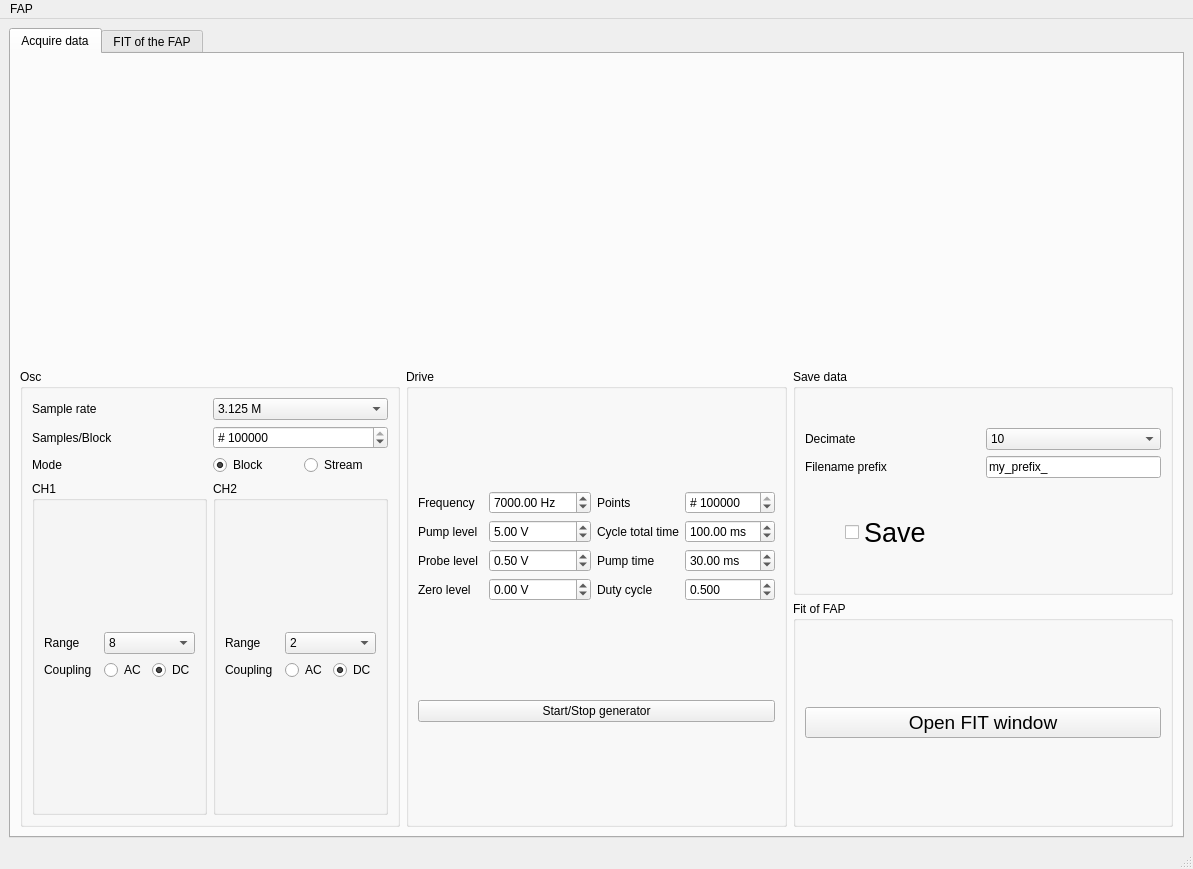
Before: the Qt Designer form gui.ui in zoran-grujic/FAP-TiePie, drawn with Qt 5.
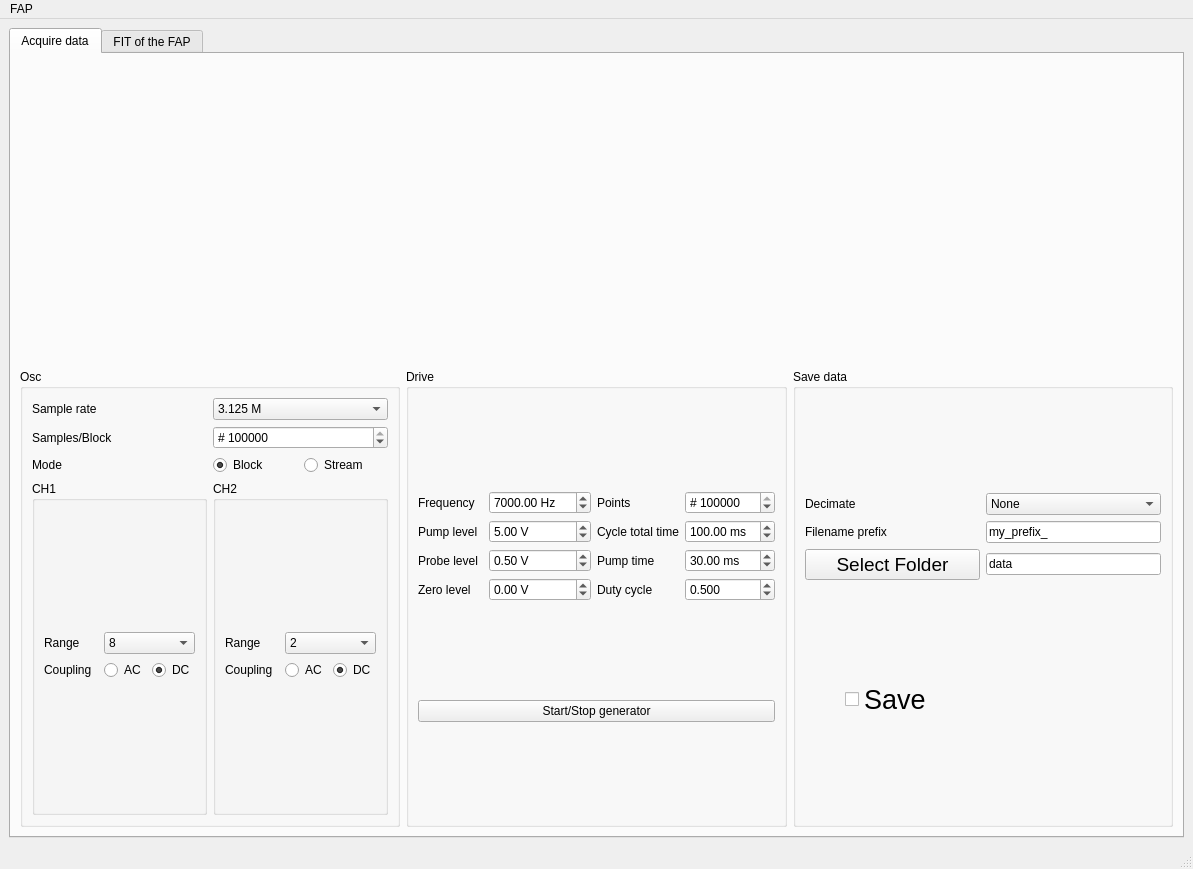
After: the same form once the commit is applied. Icons and pictures are not drawn.

Commit message: Select folder

What changed in the file:
```diff
--- a/gui.ui
+++ b/gui.ui
@@ -603,16 +603,17 @@
               <layout class="QVBoxLayout" name="verticalLayout_8">
                <item>
                 <layout class="QGridLayout" name="gridLayout_11">
-                 <item row="2" column="1">
-                  <widget class="QLineEdit" name="lineEdit_FileNamePrefix">
-                   <property name="sizePolicy">
-                    <sizepolicy hsizetype="Preferred" vsizetype="Fixed">
-                     <horstretch>0</horstretch>
-                     <verstretch>0</verstretch>
-                    </sizepolicy>
+                 <item row="2" column="0">
+                  <widget class="QLabel" name="label_28">
+                   <property name="text">
+                    <string>Filename prefix</string>
                    </property>
+                  </widget>
+                 </item>
+                 <item row="1" column="0">
+                  <widget class="QLabel" name="label_16">
                    <property name="text">
-                    <string>my_prefix_</string>
+                    <string>Decimate</string>
                    </property>
                   </widget>
                  </item>
@@ -622,7 +623,7 @@
                     <string>Downsample data using &quot;scipy.signal.decimate&quot; function </string>
                    </property>
                    <property name="currentIndex">
-                    <number>3</number>
+                    <number>0</number>
                    </property>
                    <item>
                     <property name="text">
@@ -671,17 +672,41 @@
                    </item>
                   </widget>
                  </item>
-                 <item row="1" column="0">
-                  <widget class="QLabel" name="label_16">
+                 <item row="2" column="1">
+                  <widget class="QLineEdit" name="lineEdit_FileNamePrefix">
+                   <property name="sizePolicy">
+                    <sizepolicy hsizetype="Preferred" vsizetype="Fixed">
+                     <horstretch>0</horstretch>
+                     <verstretch>0</verstretch>
+                    </sizepolicy>
+                   </property>
                    <property name="text">
-                    <string>Decimate</string>
+                    <string>my_prefix_</string>
                    </property>
                   </widget>
                  </item>
-                 <item row="2" column="0">
-                  <widget class="QLabel" name="label_28">
+                 <item row="3" column="0">
+                  <widget class="QPushButton" name="pushButton_SelectFolder">
+                   <property name="font">
+                    <font>
+                     <pointsize>14</pointsize>
+                    </font>
+                   </property>
                    <property name="text">
-                    <string>Filename prefix</string>
+                    <string>Select Folder</string>
+                   </property>
+                  </widget>
+                 </item>
+                 <item row="3" column="1">
+                  <widget class="QLineEdit" name="lineEdit_FolderName">
+                   <property name="sizePolicy">
+                    <sizepolicy hsizetype="Preferred" vsizetype="Fixed">
+                     <horstretch>0</horstretch>
+                     <verstretch>0</verstretch>
+                    </sizepolicy>
+                   </property>
+                   <property name="text">
+                    <string>data</string>
                    </property>
                   </widget>
                  </item>
@@ -763,27 +788,6 @@
               </layout>
              </widget>
             </item>
-            <item>
-             <widget class="QGroupBox" name="groupBox_5">
-              <property name="title">
-               <string>Fit of FAP</string>
-              </property>
-              <layout class="QVBoxLayout" name="verticalLayout_6">
-               <item>
-                <widget class="QPushButton" name="pushButton_FITWin">
-                 <property name="font">
-                  <font>
-                   <pointsize>14</pointsize>
-                  </font>
-                 </property>
-                 <property name="text">
-                  <string>Open FIT window</string>
-                 </property>
-                </widget>
-               </item>
-              </layout>
-             </widget>
-            </item>
            </layout>
           </item>
          </layout>
```
The commit also changes 2 other files.
